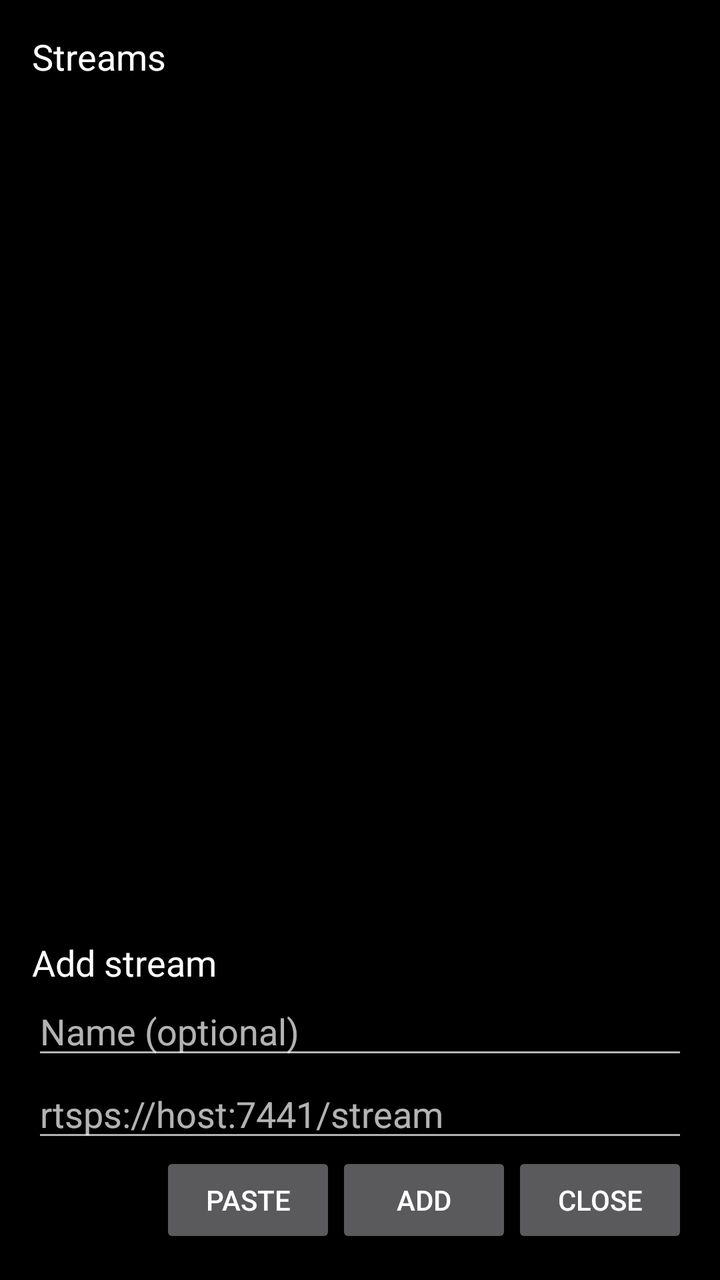
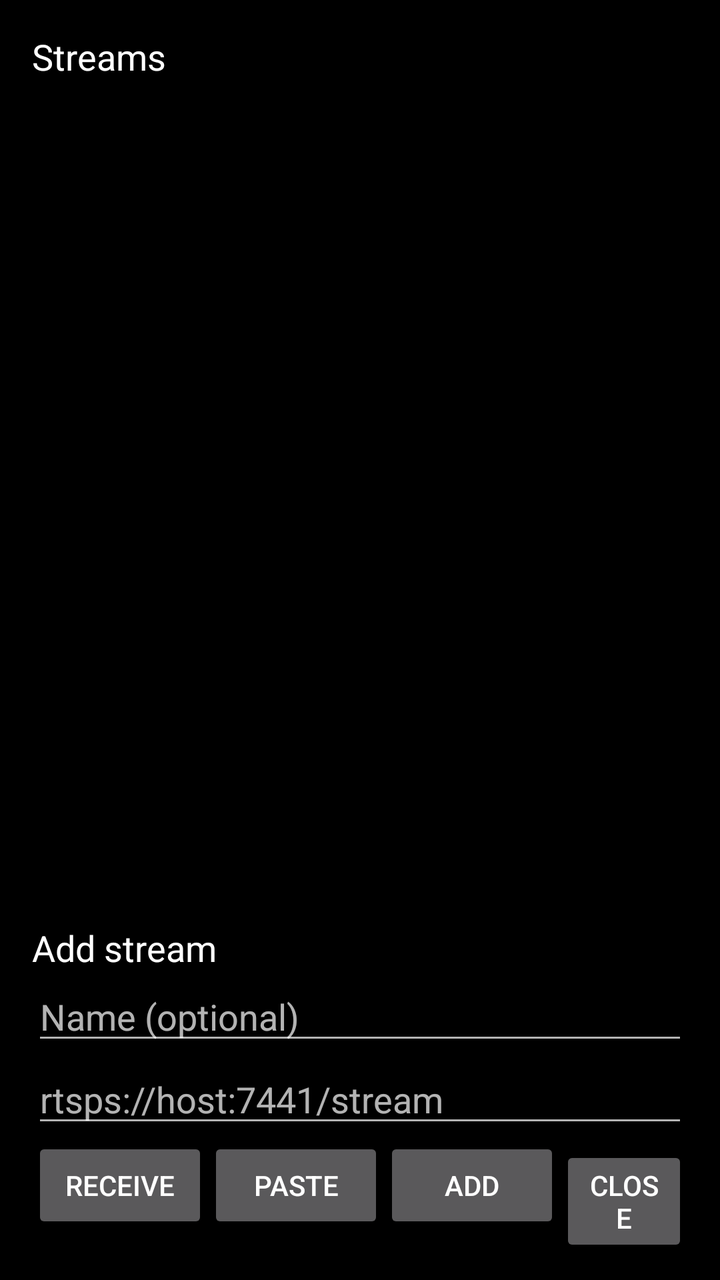

Two renders of the same Android screen: before a commit and after it. Below are the layout's source before the change and the commit's diff.
<!-- AndroidManifest.xml: application theme Theme.Kiosk -->
<!-- res/layout/activity_setup.xml -->
<?xml version="1.0" encoding="utf-8"?>
<LinearLayout xmlns:android="http://schemas.android.com/apk/res/android"
    android:layout_width="match_parent"
    android:layout_height="match_parent"
    android:orientation="vertical"
    android:padding="16dp">

    <TextView
        android:layout_width="match_parent"
        android:layout_height="wrap_content"
        android:text="@string/label_streams"
        android:textColor="#FFFFFF"
        android:textSize="18sp"/>

    <ScrollView
        android:layout_width="match_parent"
        android:layout_height="0dp"
        android:layout_weight="1">

        <LinearLayout
            android:id="@+id/stream_list"
            android:layout_width="match_parent"
            android:layout_height="wrap_content"
            android:orientation="vertical"/>
    </ScrollView>

    <TextView
        android:layout_width="match_parent"
        android:layout_height="wrap_content"
        android:paddingTop="12dp"
        android:text="@string/label_add_stream"
        android:textColor="#FFFFFF"
        android:textSize="18sp"/>

    <EditText
        android:id="@+id/input_name"
        android:layout_width="match_parent"
        android:layout_height="wrap_content"
        android:hint="@string/hint_name"
        android:importantForAutofill="no"
        android:inputType="text"
        android:textColor="#FFFFFF"/>

    
    <EditText
        android:id="@+id/input_url"
        android:layout_width="match_parent"
        android:layout_height="wrap_content"
        android:hint="@string/hint_url"
        android:importantForAutofill="no"
        android:inputType="textUri|textMultiLine|textNoSuggestions"
        android:textColor="#FFFFFF"
        android:textIsSelectable="true"/>

    <TextView
        android:id="@+id/input_error"
        android:layout_width="match_parent"
        android:layout_height="wrap_content"
        android:textColor="#FF6060"
        android:textSize="13sp"
        android:visibility="gone"/>

    <LinearLayout
        android:layout_width="match_parent"
        android:layout_height="wrap_content"
        android:gravity="end"
        android:orientation="horizontal">

        <Button
            android:id="@+id/btn_paste"
            android:layout_width="wrap_content"
            android:layout_height="wrap_content"
            android:text="@string/btn_paste"/>

        <Button
            android:id="@+id/btn_add"
            android:layout_width="wrap_content"
            android:layout_height="wrap_content"
            android:text="@string/btn_add"/>

        <Button
            android:id="@+id/btn_close"
            android:layout_width="wrap_content"
            android:layout_height="wrap_content"
            android:text="@string/btn_close"/>
    </LinearLayout>
</LinearLayout>
<!-- resources referenced by this layout -->
<resources>
  <string name="btn_add">Add</string>
  <string name="btn_close">Close</string>
  <string name="btn_paste">Paste</string>
  <string name="hint_name">Name (optional)</string>
  <string name="hint_url">rtsps://host:7441/stream</string>
  <string name="label_add_stream">Add stream</string>
  <string name="label_streams">Streams</string>
  <style name="Theme.Kiosk" parent="Theme.AppCompat.NoActionBar">
          <item name="android:windowBackground">@android:color/black</item>
      </style>
</resources>

<!-- the commit's change to res/layout/activity_setup.xml (unified diff, before → after) -->
@@ -52,6 +52,30 @@
         android:textColor="#FFFFFF"
         android:textIsSelectable="true"/>
 
+    <LinearLayout
+        android:id="@+id/receive_panel"
+        android:layout_width="match_parent"
+        android:layout_height="wrap_content"
+        android:orientation="horizontal"
+        android:paddingTop="8dp"
+        android:visibility="gone">
+
+        <TextView
+            android:id="@+id/receive_status"
+            android:layout_width="0dp"
+            android:layout_height="wrap_content"
+            android:layout_weight="1"
+            android:textColor="#60FF60"
+            android:textSize="16sp"
+            android:typeface="monospace"/>
+
+        <Button
+            android:id="@+id/btn_receive_cancel"
+            android:layout_width="wrap_content"
+            android:layout_height="wrap_content"
+            android:text="@string/btn_receive_cancel"/>
+    </LinearLayout>
+
     <TextView
         android:id="@+id/input_error"
         android:layout_width="match_parent"
@@ -65,6 +89,12 @@
         android:layout_height="wrap_content"
         android:gravity="end"
         android:orientation="horizontal">
+
+        <Button
+            android:id="@+id/btn_receive"
+            android:layout_width="wrap_content"
+            android:layout_height="wrap_content"
+            android:text="@string/btn_receive"/>
 
         <Button
             android:id="@+id/btn_paste"
<!-- resource entries referenced after the edit -->
@@ -3,6 +3,8 @@
   <string name="btn_add">Add</string>
   <string name="btn_close">Close</string>
   <string name="btn_paste">Paste</string>
+  <string name="btn_receive">Receive</string>
+  <string name="btn_receive_cancel">Cancel</string>
   <string name="hint_name">Name (optional)</string>
   <string name="hint_url">rtsps://host:7441/stream</string>
   <string name="label_add_stream">Add stream</string>
